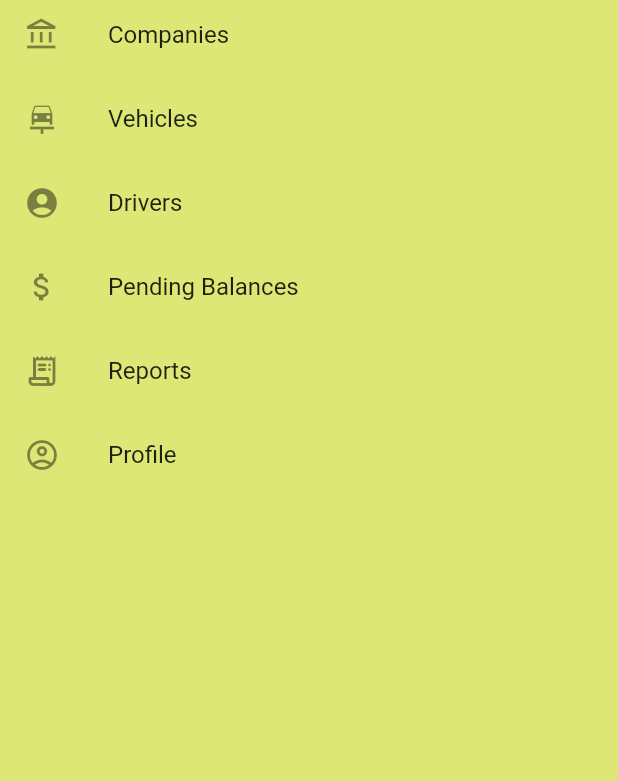
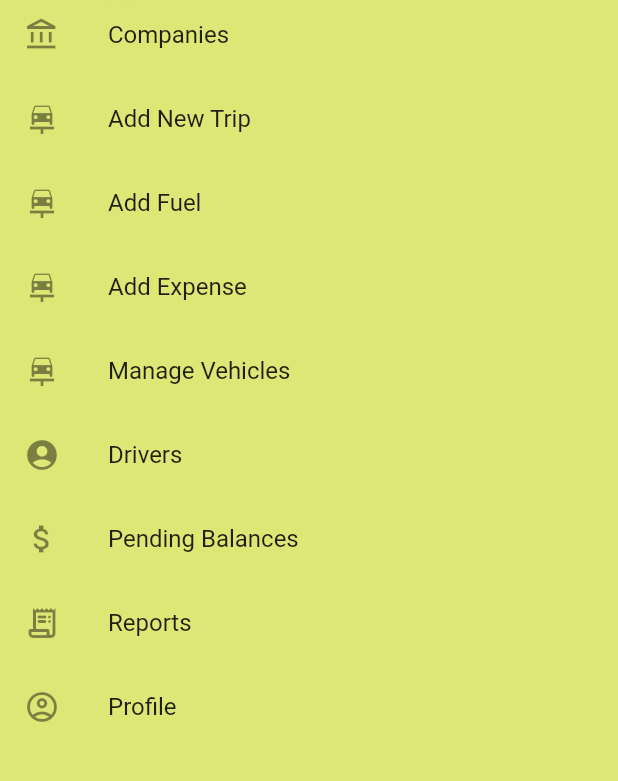
Before and after one commit to gokulr488/fleezy-web, a Flutter app: the _DrawerElements widget shown alone on an empty page, opened directly, on a phone screen of 412 x 824 dp, the part 70-851 px from its top. Run offline on Flutter 3.47's test engine with Material 2 defaults, Android fonts, the phone set to English and light mode, and no system bars; our stand-ins replace cloud_firestore, firebase_auth, firebase_core, flutter_spinkit, google_fonts; accounts and stored records are empty.

Commit message:
added new side bar tiles

```diff
--- a/lib/Screens/HomePage/HomeScreen.dart
+++ b/lib/Screens/HomePage/HomeScreen.dart
@@ -110,7 +110,28 @@ class _DrawerElements extends StatelessWidget {
               title: Text('Companies', style: drawerTS)),
           ListTile(
               leading: const Icon(Icons.car_repair),
-              title: Text('Vehicles', style: drawerTS),
+              title: Text('Add New Trip', style: drawerTS),
+              onTap: () {
+                if (Responsive.isMobile(context)) Navigator.of(context).pop();
+                uiState.setCenterWidget(const VehiclesScreen());
+              }),
+          ListTile(
+              leading: const Icon(Icons.car_repair),
+              title: Text('Add Fuel', style: drawerTS),
+              onTap: () {
+                if (Responsive.isMobile(context)) Navigator.of(context).pop();
+                uiState.setCenterWidget(const VehiclesScreen());
+              }),
+          ListTile(
+              leading: const Icon(Icons.car_repair),
+              title: Text('Add Expense', style: drawerTS),
+              onTap: () {
+                if (Responsive.isMobile(context)) Navigator.of(context).pop();
+                uiState.setCenterWidget(const VehiclesScreen());
+              }),
+          ListTile(
+              leading: const Icon(Icons.car_repair),
+              title: Text('Manage Vehicles', style: drawerTS),
               onTap: () {
                 if (Responsive.isMobile(context)) Navigator.of(context).pop();
                 uiState.setCenterWidget(const VehiclesScreen());
```
